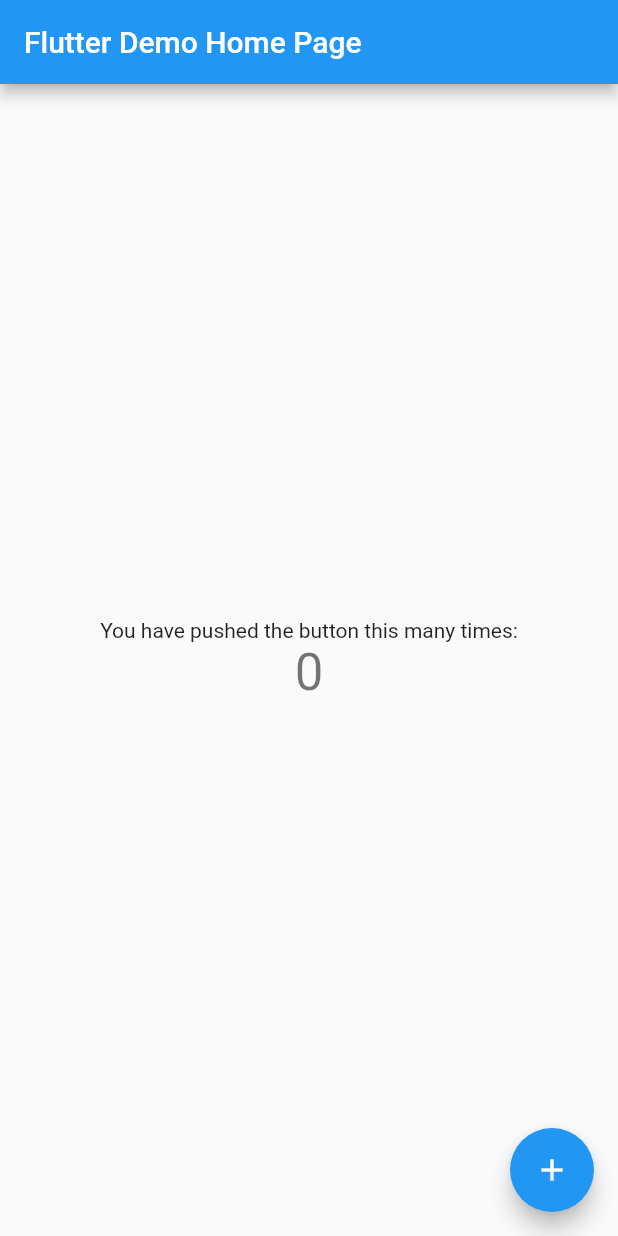
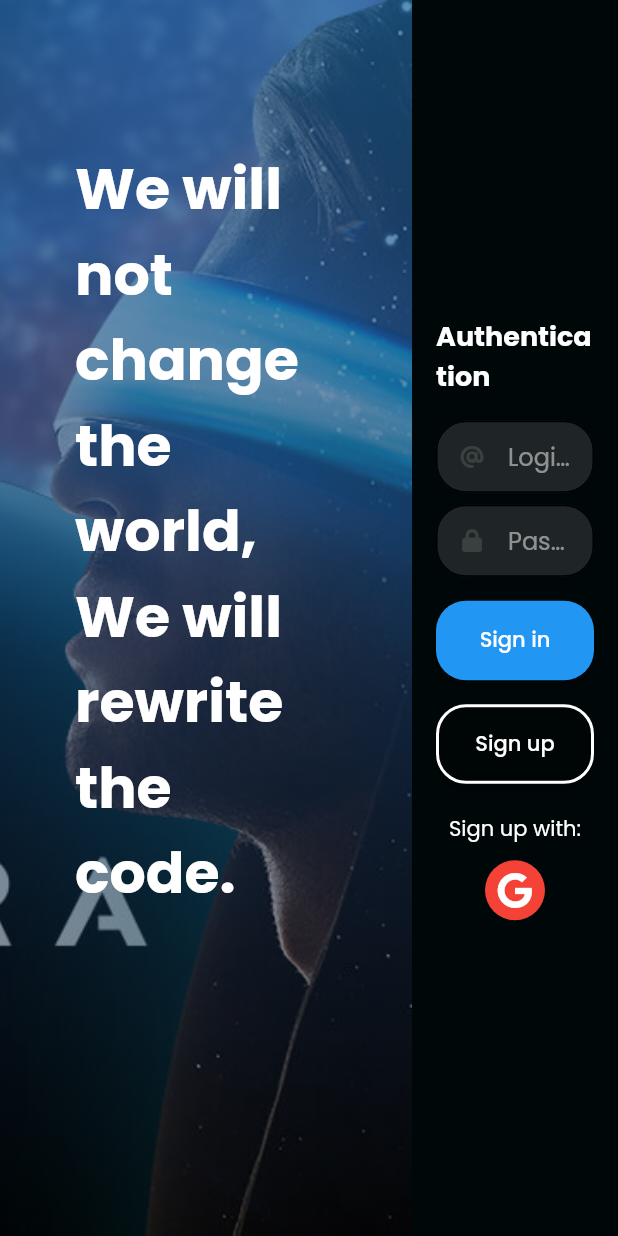
Before and after one commit to John-YFT/sfera_test_task, a Flutter app: the screen it shows after launch, on a phone screen of 412 x 824 dp. Run offline on Flutter 3.47's test engine with Material 2 defaults, Android fonts, the phone set to English and light mode, and no system bars; our stand-ins replace font_awesome_flutter, google_fonts.

Commit message:
maked design of auth screen

```diff
--- a/lib/main.dart
+++ b/lib/main.dart
@@ -1,4 +1,6 @@
 import 'package:flutter/material.dart';
+import 'package:google_fonts/google_fonts.dart';
+import 'package:sfera_test_task/pages/auth.dart';
 
 void main() {
   runApp(const MyApp());
@@ -7,109 +9,15 @@
 class MyApp extends StatelessWidget {
   const MyApp({super.key});
 
-  // This widget is the root of your application.
   @override
   Widget build(BuildContext context) {
     return MaterialApp(
       title: 'Flutter Demo',
       theme: ThemeData(
-        // This is the theme of your application.
-        //
-        // Try running your application with "flutter run". You'll see the
-        // application has a blue toolbar. Then, without quitting the app, try
-        // changing the primarySwatch below to Colors.green and then invoke
-        // "hot reload" (press "r" in the console where you ran "flutter run",
-        // or simply save your changes to "hot reload" in a Flutter IDE).
-        // Notice that the counter didn't reset back to zero; the application
-        // is not restarted.
-        primarySwatch: Colors.blue,
+        fontFamily: GoogleFonts.poppins().fontFamily,
       ),
-      home: const MyHomePage(title: 'Flutter Demo Home Page'),
+      home: const AuthPage(),
+      debugShowCheckedModeBanner: false,
     );
   }
 }
-
-class MyHomePage extends StatefulWidget {
-  const MyHomePage({super.key, required this.title});
-
-  // This widget is the home page of your application. It is stateful, meaning
-  // that it has a State object (defined below) that contains fields that affect
-  // how it looks.
-
-  // This class is the configuration for the state. It holds the values (in this
-  // case the title) provided by the parent (in this case the App widget) and
-  // used by the build method of the State. Fields in a Widget subclass are
-  // always marked "final".
-
-  final String title;
-
-  @override
-  State<MyHomePage> createState() => _MyHomePageState();
-}
-
-class _MyHomePageState extends State<MyHomePage> {
-  int _counter = 0;
-
-  void _incrementCounter() {
-    setState(() {
-      // This call to setState tells the Flutter framework that something has
-      // changed in this State, which causes it to rerun the build method below
-      // so that the display can reflect the updated values. If we changed
-      // _counter without calling setState(), then the build method would not be
-      // called again, and so nothing would appear to happen.
-      _counter++;
-    });
-  }
-
-  @override
-  Widget build(BuildContext context) {
-    // This method is rerun every time setState is called, for instance as done
-    // by the _incrementCounter method above.
-    //
-    // The Flutter framework has been optimized to make rerunning build methods
-    // fast, so that you can just rebuild anything that needs updating rather
-    // than having to individually change instances of widgets.
-    return Scaffold(
-      appBar: AppBar(
-        // Here we take the value from the MyHomePage object that was created by
-        // the App.build method, and use it to set our appbar title.
-        title: Text(widget.title),
-      ),
-      body: Center(
-        // Center is a layout widget. It takes a single child and positions it
-        // in the middle of the parent.
-        child: Column(
-          // Column is also a layout widget. It takes a list of children and
-          // arranges them vertically. By default, it sizes itself to fit its
-          // children horizontally, and tries to be as tall as its parent.
-          //
-          // Invoke "debug painting" (press "p" in the console, choose the
-          // "Toggle Debug Paint" action from the Flutter Inspector in Android
-          // Studio, or the "Toggle Debug Paint" command in Visual Studio Code)
-          // to see the wireframe for each widget.
-          //
-          // Column has various properties to control how it sizes itself and
-          // how it positions its children. Here we use mainAxisAlignment to
-          // center the children vertically; the main axis here is the vertical
-          // axis because Columns are vertical (the cross axis would be
-          // horizontal).
-          mainAxisAlignment: MainAxisAlignment.center,
-          children: <Widget>[
-            const Text(
-              'You have pushed the button this many times:',
-            ),
-            Text(
-              '$_counter',
-              style: Theme.of(context).textTheme.headline4,
-            ),
-          ],
-        ),
-      ),
-      floatingActionButton: FloatingActionButton(
-        onPressed: _incrementCounter,
-        tooltip: 'Increment',
-        child: const Icon(Icons.add),
-      ), // This trailing comma makes auto-formatting nicer for build methods.
-    );
-  }
-}
--- /dev/null
+++ b/lib/pages/auth.dart
@@ -0,0 +1,276 @@
+import 'package:flutter/material.dart';
+import 'package:font_awesome_flutter/font_awesome_flutter.dart';
+import 'package:google_fonts/google_fonts.dart';
+
+class AuthPage extends StatefulWidget {
+  const AuthPage({super.key});
+
+  @override
+  State<AuthPage> createState() => _MyAuthPageState();
+}
+
+class _MyAuthPageState extends State<AuthPage> {
+  List bottomNavTiles = ['Home', 'Tour', 'Courses', 'Artictles', 'Blog'];
+  @override
+  Widget build(BuildContext context) {
+    return Scaffold(
+      backgroundColor: Colors.black,
+      body: Row(
+        children: [
+          Expanded(
+            flex: 2,
+            child: Stack(
+              children: [
+                Container(
+                  decoration: const BoxDecoration(
+                    image: DecorationImage(
+                      image: AssetImage('assets/images/sfera.png'),
+                      //https://wallpaperaccess.com/full/84248.png
+                      fit: BoxFit.cover,
+                      opacity: .55,
+                    ),
+                  ),
+                ),
+                Container(
+                  decoration: const BoxDecoration(
+                    gradient: LinearGradient(
+                      colors: [
+                        Color.fromARGB(109, 33, 149, 243),
+                        Color.fromARGB(0, 68, 137, 255),
+                      ],
+                      begin: Alignment.topCenter,
+                      end: Alignment.bottomCenter,
+                    ),
+                  ),
+                ),
+                Padding(
+                  padding: const EdgeInsets.only(
+                      left: 50.0, right: 50.0, bottom: 100),
+                  child: Column(
+                    crossAxisAlignment: CrossAxisAlignment.start,
+                    mainAxisAlignment: MainAxisAlignment.center,
+                    children: [
+                      // Row(
+                      //   crossAxisAlignment: CrossAxisAlignment.center,
+                      //   children: [
+                      //     const Icon(
+                      //       FontAwesomeIcons.squarespace,
+                      //       size: 25.0,
+                      //       color: Colors.white,
+                      //     ),
+                      //     const SizedBox(
+                      //       width: 8,
+                      //     ),
+                      //     Text(
+                      //       'S F E R A',
+                      //       style: GoogleFonts.poppins(
+                      //           color: Colors.white, fontSize: 20),
+                      //     ),
+                      //   ],
+                      // ),
+                      Text(
+                        'We will not change the world,\nWe will rewrite the code.',
+                        style: GoogleFonts.poppins(
+                          color: Colors.white,
+                          fontSize: 38,
+                          fontWeight: FontWeight.w700,
+                        ),
+                      ),
+                      const SizedBox(
+                        height: 16,
+                      ),
+                      // Container(
+                      //   padding: const EdgeInsets.symmetric(
+                      //       horizontal: 4.0, vertical: 6.0),
+                      //   decoration: BoxDecoration(
+                      //     boxShadow: const [
+                      //       BoxShadow(
+                      //           offset: Offset(3, 7),
+                      //           blurRadius: 5,
+                      //           color: Color.fromARGB(255, 46, 46, 46)),
+                      //     ],
+                      //     color: Colors.black87,
+                      //     borderRadius: BorderRadius.circular(30),
+                      //   ),
+                      //   child: Row(
+                      //     mainAxisSize: MainAxisSize.min,
+                      //     children: [
+                      //       const CircleAvatar(
+                      //         backgroundColor: Color.fromARGB(255, 46, 46, 46),
+                      //         maxRadius: 15,
+                      //         child: Icon(
+                      //           Icons.play_arrow,
+                      //           color: Colors.white,
+                      //           size: 15.0,
+                      //         ),
+                      //       ),
+                      //       const SizedBox(
+                      //         width: 8,
+                      //       ),
+                      //       Text(
+                      //         'Watch Demo',
+                      //         style: GoogleFonts.poppins(
+                      //           color: Colors.white,
+                      //           fontSize: 12,
+                      //           fontWeight: FontWeight.w600,
+                      //         ),
+                      //       ),
+                      //       const SizedBox(
+                      //         width: 8,
+                      //       ),
+                      //     ],
+                      //   ),
+                      // ),
+                      // Row(
+                      //   children: bottomNavTiles.map((e) => Text(e)).toList(),
+                      // )
+                    ],
+                  ),
+                )
+              ],
+            ),
+          ),
+          Expanded(
+            child: Container(
+              padding: const EdgeInsets.symmetric(horizontal: 16.0),
+              color: const Color.fromARGB(255, 0, 7, 8),
+              child: Column(
+                mainAxisAlignment: MainAxisAlignment.center,
+                children: [
+                  Text(
+                    'Authentication',
+                    style: GoogleFonts.poppins(
+                      fontWeight: FontWeight.w700,
+                      color: Colors.white,
+                      fontSize: 18.0,
+                    ),
+                  ),
+                  const SizedBox(
+                    height: 16,
+                  ),
+                  TextField(
+                    style: const TextStyle(color: Colors.white),
+                    decoration: InputDecoration(
+                      prefixIcon: const Icon(
+                        FontAwesomeIcons.at,
+                        size: 15,
+                        color: Colors.white12,
+                      ),
+                      hintText: 'Login',
+                      hintStyle: const TextStyle(
+                          color: Color.fromARGB(127, 255, 255, 255)),
+                      filled: true,
+                      contentPadding:
+                          const EdgeInsets.symmetric(horizontal: 16),
+                      fillColor: const Color.fromARGB(31, 255, 255, 255),
+                      border: OutlineInputBorder(
+                        borderRadius: BorderRadius.circular(20),
+                      ),
+                      enabledBorder: OutlineInputBorder(
+                        borderRadius: BorderRadius.circular(20),
+                      ),
+                      focusedBorder: OutlineInputBorder(
+                        borderRadius: BorderRadius.circular(20),
+                      ),
+                    ),
+                  ),
+                  const SizedBox(
+                    height: 8,
+                  ),
+                  TextField(
+                    obscureText: true,
+                    style: const TextStyle(color: Colors.white),
+                    decoration: InputDecoration(
+                      prefixIcon: const Icon(
+                        FontAwesomeIcons.lock,
+                        size: 15,
+                        color: Colors.white12,
+                      ),
+                      hintText: 'Password',
+                      hintStyle: const TextStyle(
+                          color: Color.fromARGB(127, 255, 255, 255)),
+                      filled: true,
+                      contentPadding:
+                          const EdgeInsets.symmetric(horizontal: 16),
+                      fillColor: const Color.fromARGB(31, 255, 255, 255),
+                      border: OutlineInputBorder(
+                        borderRadius: BorderRadius.circular(20),
+                      ),
+                      enabledBorder: OutlineInputBorder(
+                        borderRadius: BorderRadius.circular(20),
+                      ),
+                      focusedBorder: OutlineInputBorder(
+                        borderRadius: BorderRadius.circular(20),
+                      ),
+                    ),
+                  ),
+                  const SizedBox(
+                    height: 16,
+                  ),
+                  Row(
+                    children: [
+                      Expanded(
+                        child: ElevatedButton(
+                          style: ElevatedButton.styleFrom(
+                            padding: const EdgeInsets.all(16),
+                            shape: RoundedRectangleBorder(
+                              borderRadius: BorderRadius.circular(20),
+                            ),
+                          ),
+                          onPressed: () {},
+                          child: const Text('Sign in'),
+                        ),
+                      ),
+                    ],
+                  ),
+                  const SizedBox(
+                    height: 16,
+                  ),
+                  Row(
+                    children: [
+                      Expanded(
+                        child: ElevatedButton(
+                          style: ElevatedButton.styleFrom(
+                            padding: const EdgeInsets.all(16),
+                            backgroundColor: Colors.transparent,
+                            shape: RoundedRectangleBorder(
+                              side: const BorderSide(
+                                  color: Colors.white, width: 2),
+                              borderRadius: BorderRadius.circular(20),
+                            ),
+                          ),
+                          onPressed: () {},
+                          child: const Text(
+                            'Sign up',
+                          ),
+                        ),
+                      ),
+                    ],
+                  ),
+                  const SizedBox(
+                    height: 20,
+                  ),
+                  Text(
+                    'Sign up with:',
+                    style: GoogleFonts.poppins(color: Colors.white),
+                  ),
+                  const SizedBox(
+                    height: 10,
+                  ),
+                  CircleAvatar(
+                    backgroundColor: Colors.red,
+                    child: IconButton(
+                      onPressed: () {},
+                      icon: const Icon(FontAwesomeIcons.google),
+                      color: Colors.white,
+                    ),
+                  ),
+                ],
+              ),
+            ),
+          ),
+        ],
+      ),
+    );
+  }
+}
```
Also changed, not shown: pubspec.yaml (+6 -3 lines), assets/images/sfera.png (added), pubspec.lock, 5 other files.
